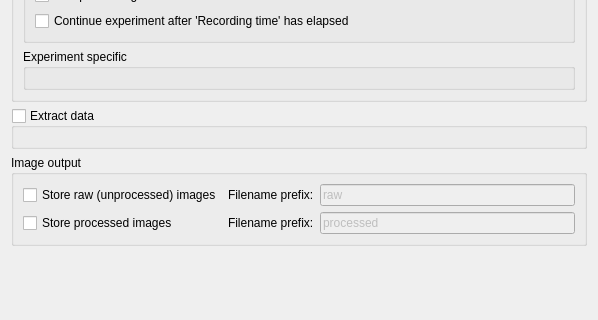
Qt form src/CellSorter/gui/experimentsetup.ui (mortbopet/RTOC) before a commit; both pictures show x 0 to 598 and y 263 to 583 of the 598 by 583 pixel window.
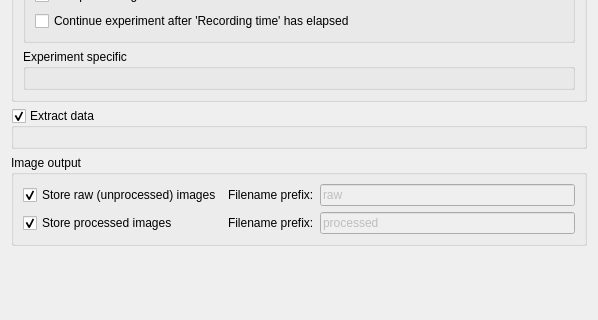
The same form after that commit.

Commit message: Create interface to IronMan camera in AcquisitionInterface

```diff
--- a/src/CellSorter/gui/experimentsetup.ui
+++ b/src/CellSorter/gui/experimentsetup.ui
@@ -209,7 +209,7 @@
         <bool>true</bool>
        </property>
        <property name="checked">
-        <bool>false</bool>
+        <bool>true</bool>
        </property>
        <layout class="QGridLayout" name="gridLayout_3">
         <item row="0" column="0">
@@ -231,6 +231,9 @@
             <property name="text">
              <string>Store raw (unprocessed) images</string>
             </property>
+            <property name="checked">
+             <bool>true</bool>
+            </property>
            </widget>
           </item>
           <item row="0" column="1">
@@ -255,6 +258,9 @@
             <property name="text">
              <string>Store processed images</string>
             </property>
+            <property name="checked">
+             <bool>true</bool>
+            </property>
            </widget>
           </item>
           <item row="1" column="1">
```
The commit also changes 5 other files.
